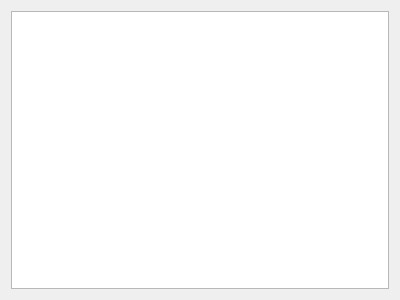
AntonZelenin/react, file testbase.ui: the form before one commit.
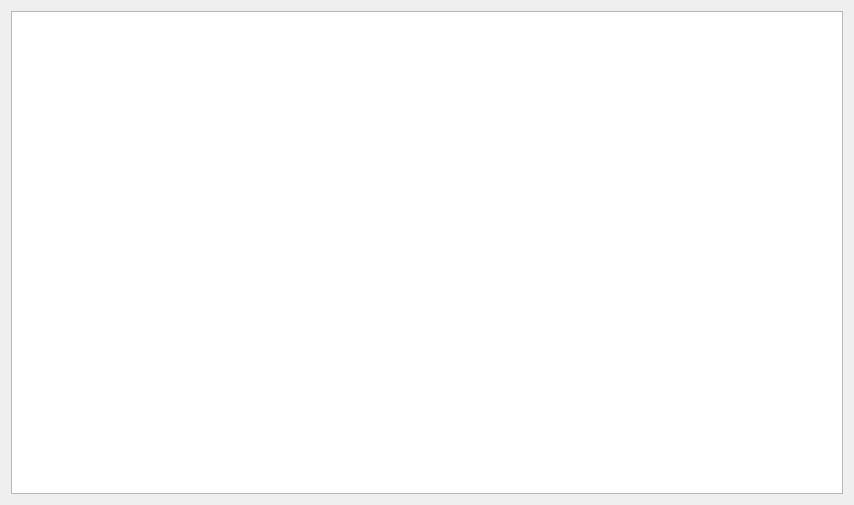
The form after the commit.

```diff
--- a/testbase.ui
+++ b/testbase.ui
@@ -6,8 +6,8 @@
    <rect>
     <x>0</x>
     <y>0</y>
-    <width>400</width>
-    <height>300</height>
+    <width>854</width>
+    <height>505</height>
    </rect>
   </property>
   <property name="windowTitle">
```
